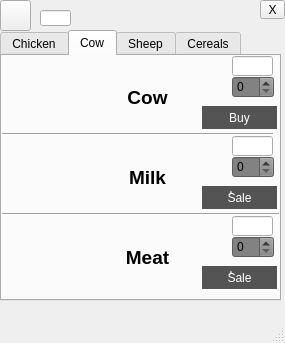
First picture: the form in shop.ui, repository SjdHbz/bullshit, before the edit.
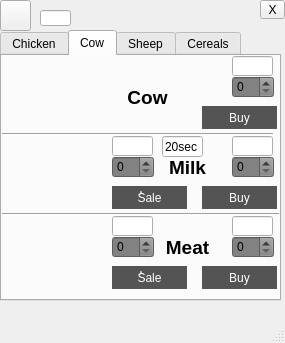
Second picture: the form after the edit. The open tabs and pages were chosen to show the change. Icons and pictures are not drawn.

The edit to the form file:
```diff
--- a/shop.ui
+++ b/shop.ui
@@ -390,7 +390,7 @@
       <property name="geometry">
        <rect>
         <x>10</x>
-        <y>90</y>
+        <y>100</y>
         <width>101</width>
         <height>51</height>
        </rect>
@@ -405,8 +405,8 @@
      <widget class="QLabel" name="label_16">
       <property name="geometry">
        <rect>
-        <x>100</x>
-        <y>110</y>
+        <x>140</x>
+        <y>100</y>
         <width>91</width>
         <height>21</height>
        </rect>
@@ -450,8 +450,8 @@
      <widget class="QLabel" name="label_18">
       <property name="geometry">
        <rect>
-        <x>100</x>
-        <y>190</y>
+        <x>140</x>
+        <y>180</y>
         <width>91</width>
         <height>21</height>
        </rect>
@@ -553,7 +553,7 @@
 }</string>
       </property>
       <property name="text">
-       <string>ُSale</string>
+       <string>Buy</string>
       </property>
      </widget>
      <widget class="QPushButton" name="pushButton_cow_mat">
@@ -580,7 +580,7 @@
 }</string>
       </property>
       <property name="text">
-       <string>ُSale</string>
+       <string>Buy</string>
       </property>
      </widget>
      <widget class="QLineEdit" name="lineEdit_cow">
@@ -613,6 +613,119 @@
        </rect>
       </property>
      </widget>
+     <widget class="QPushButton" name="pushButton_cow_milk_sale">
+      <property name="geometry">
+       <rect>
+        <x>110</x>
+        <y>130</y>
+        <width>75</width>
+        <height>23</height>
+       </rect>
+      </property>
+      <property name="styleSheet">
+       <string notr="true">QPushButton{
+	color: rgb(255, 255, 255);
+	
+	background-color: rgb(84, 84, 84);
+border :1px solit;
+border-radiux:3px;
+}
+QPushButton:hover{
+	
+	color: rgb(255, 255, 255);
+	background-color: rgb(57, 143, 0);
+}</string>
+      </property>
+      <property name="text">
+       <string>ُSale</string>
+      </property>
+     </widget>
+     <widget class="QSpinBox" name="spinBox_cow_milk_sale">
+      <property name="geometry">
+       <rect>
+        <x>110</x>
+        <y>100</y>
+        <width>42</width>
+        <height>22</height>
+       </rect>
+      </property>
+      <property name="styleSheet">
+       <string notr="true">background-color: rgb(130, 130, 130);</string>
+      </property>
+     </widget>
+     <widget class="QLineEdit" name="lineEdit_cow_milk_sale">
+      <property name="geometry">
+       <rect>
+        <x>110</x>
+        <y>80</y>
+        <width>41</width>
+        <height>20</height>
+       </rect>
+      </property>
+     </widget>
+     <widget class="QPushButton" name="pushButton_cow_mat_sale">
+      <property name="geometry">
+       <rect>
+        <x>110</x>
+        <y>210</y>
+        <width>75</width>
+        <height>23</height>
+       </rect>
+      </property>
+      <property name="styleSheet">
+       <string notr="true">QPushButton{
+	color: rgb(255, 255, 255);
+	
+	background-color: rgb(84, 84, 84);
+border :1px solit;
+border-radiux:3px;
+}
+QPushButton:hover{
+	
+	color: rgb(255, 255, 255);
+	background-color: rgb(57, 143, 0);
+}</string>
+      </property>
+      <property name="text">
+       <string>ُSale</string>
+      </property>
+     </widget>
+     <widget class="QSpinBox" name="spinBox_cow_mat_sale">
+      <property name="geometry">
+       <rect>
+        <x>110</x>
+        <y>180</y>
+        <width>42</width>
+        <height>22</height>
+       </rect>
+      </property>
+      <property name="styleSheet">
+       <string notr="true">background-color: rgb(130, 130, 130);</string>
+      </property>
+     </widget>
+     <widget class="QLineEdit" name="lineEdit_cow_mat_sale">
+      <property name="geometry">
+       <rect>
+        <x>110</x>
+        <y>160</y>
+        <width>41</width>
+        <height>20</height>
+       </rect>
+      </property>
+     </widget>
+     <widget class="QLineEdit" name="lineEdit_3">
+      <property name="geometry">
+       <rect>
+        <x>160</x>
+        <y>80</y>
+        <width>41</width>
+        <height>21</height>
+       </rect>
+      </property>
+      <property name="text">
+       <string>20sec</string>
+      </property>
+     </widget>
     </widget>
     <widget class="QWidget" name="tab_3">
      <attribute name="title">
```
Left out of the diff: 292 changed lines with no effect on the pictures.
